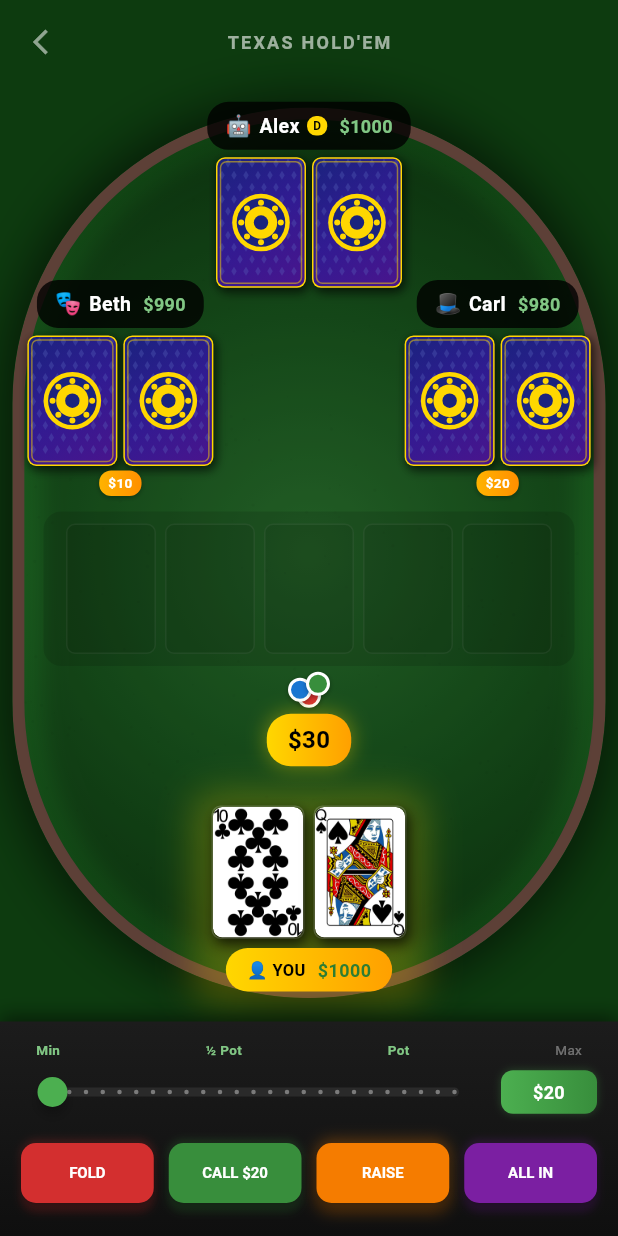
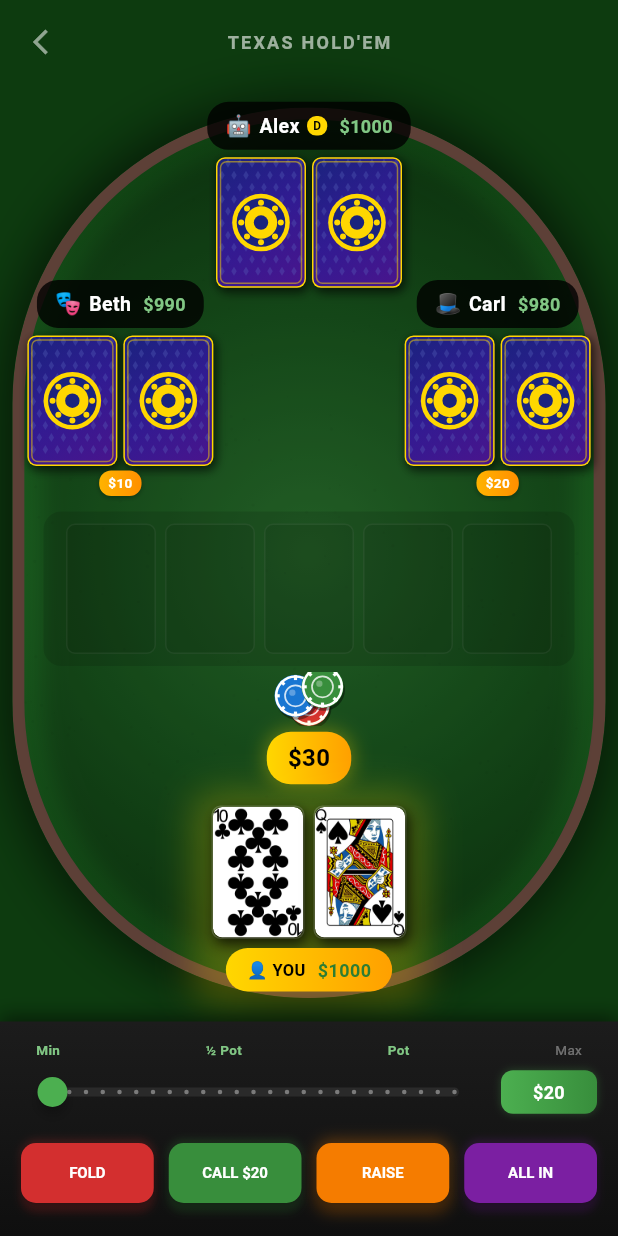
Before and after one commit to mehmetimga/visual-llm-yolo-sam3-testing, a Flutter app: the PokerTableScreen screen opened by its route, after a tap on "DEAL", on a phone screen of 412 x 824 dp. Run offline on Flutter 3.47's test engine with Material 3 defaults, Android fonts, the light colour scheme and no system bars; Roboto replaces fonts that are missing (Rajdhani).

Commit message:
Refactor PokerTableScreen chip rendering and introduce custom poker chip painter
- Updated chip stack dimensions for improved visual layout.
- Replaced the previous chip rendering method with a new custom painter for enhanced graphics.
- Added a realistic poker chip painter to create visually appealing chips with shadows and highlights.
- Adjusted positioning of chips in the stack for better alignment and aesthetics.

```diff
--- a/apps/demo-flutter/lib/screens/games/poker_table_screen.dart
+++ b/apps/demo-flutter/lib/screens/games/poker_table_screen.dart
@@ -466,46 +466,34 @@ class _PokerTableScreenState extends State<PokerTableScreen>
 
   Widget _buildChipStack() {
     return SizedBox(
-      width: 40,
-      height: 24,
+      width: 50,
+      height: 36,
       child: Stack(
         alignment: Alignment.center,
         children: [
           Positioned(
             bottom: 0,
-            child: _buildChip(Colors.red.shade700),
+            child: _buildPokerChip(Colors.red.shade700, 28),
           ),
           Positioned(
-            bottom: 4,
-            left: 6,
-            child: _buildChip(Colors.blue.shade700),
+            bottom: 6,
+            left: 2,
+            child: _buildPokerChip(Colors.blue.shade700, 28),
           ),
           Positioned(
-            bottom: 8,
-            right: 6,
-            child: _buildChip(Colors.green.shade700),
+            bottom: 12,
+            right: 2,
+            child: _buildPokerChip(Colors.green.shade700, 28),
           ),
         ],
       ),
     );
   }
 
-  Widget _buildChip(Color color) {
-    return Container(
-      width: 16,
-      height: 16,
-      decoration: BoxDecoration(
-        color: color,
-        shape: BoxShape.circle,
-        border: Border.all(color: Colors.white, width: 2),
-        boxShadow: [
-          BoxShadow(
-            color: Colors.black.withOpacity(0.3),
-            blurRadius: 2,
-            offset: const Offset(0, 1),
-          ),
-        ],
-      ),
+  Widget _buildPokerChip(Color color, double size) {
+    return CustomPaint(
+      size: Size(size, size),
+      painter: _PokerChipPainter(color),
     );
   }
 
@@ -1166,3 +1154,84 @@ class _FeltPainter extends CustomPainter {
   @override
   bool shouldRepaint(covariant CustomPainter oldDelegate) => false;
 }
+
+/// Realistic poker chip painter
+class _PokerChipPainter extends CustomPainter {
+  final Color color;
+
+  _PokerChipPainter(this.color);
+
+  @override
+  void paint(Canvas canvas, Size size) {
+    final center = Offset(size.width / 2, size.height / 2);
+    final radius = size.width / 2;
+
+    // Shadow
+    canvas.drawCircle(
+      center + const Offset(1, 2),
+      radius,
+      Paint()..color = Colors.black.withOpacity(0.4),
+    );
+
+    // Main chip body
+    canvas.drawCircle(
+      center,
+      radius,
+      Paint()..color = color,
+    );
+
+    // Outer white ring
+    canvas.drawCircle(
+      center,
+      radius * 0.92,
+      Paint()
+        ..color = Colors.white
+        ..style = PaintingStyle.stroke
+        ..strokeWidth = radius * 0.12,
+    );
+
+    // Edge stripes (casino chip style)
+    final stripePaint = Paint()
+      ..color = Colors.white
+      ..style = PaintingStyle.stroke
+      ..strokeWidth = radius * 0.15
+      ..strokeCap = StrokeCap.butt;
+
+    for (int i = 0; i < 8; i++) {
+      final angle = (i * math.pi / 4);
+      final startX = center.dx + radius * 0.75 * math.cos(angle);
+      final startY = center.dy + radius * 0.75 * math.sin(angle);
+      final endX = center.dx + radius * 0.98 * math.cos(angle);
+      final endY = center.dy + radius * 0.98 * math.sin(angle);
+      canvas.drawLine(Offset(startX, startY), Offset(endX, endY), stripePaint);
+    }
+
+    // Inner circle
+    canvas.drawCircle(
+      center,
+      radius * 0.55,
+      Paint()..color = color.withOpacity(0.9),
+    );
+
+    // Inner ring
+    canvas.drawCircle(
+      center,
+      radius * 0.5,
+      Paint()
+        ..color = Colors.white.withOpacity(0.8)
+        ..style = PaintingStyle.stroke
+        ..strokeWidth = radius * 0.08,
+    );
+
+    // Center highlight
+    canvas.drawCircle(
+      center - Offset(radius * 0.15, radius * 0.15),
+      radius * 0.15,
+      Paint()..color = Colors.white.withOpacity(0.3),
+    );
+  }
+
+  @override
+  bool shouldRepaint(covariant CustomPainter oldDelegate) =>
+      oldDelegate is _PokerChipPainter && oldDelegate.color != color;
+}
```
